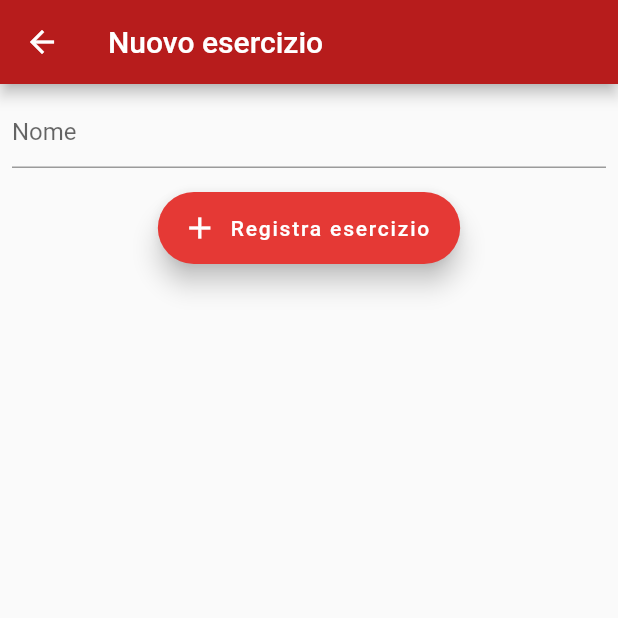
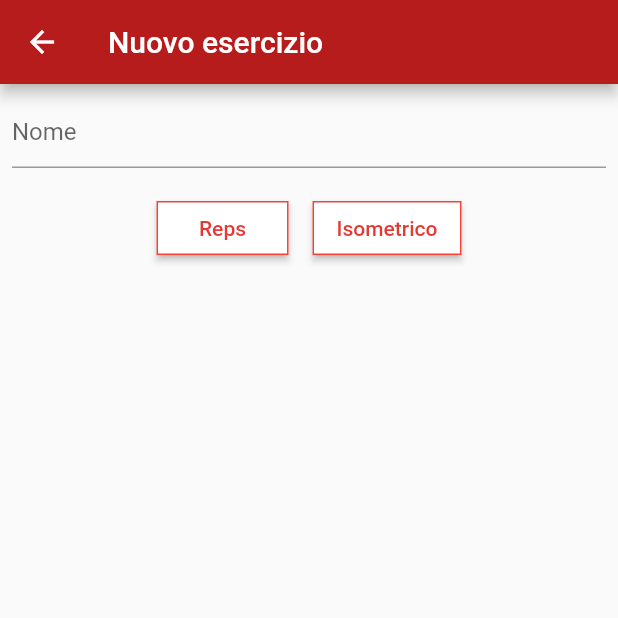
Before and after one commit to Tom1380/Pale, a Flutter app: the ExercisesPage screen opened directly, after a tap on the "add" icon, on a phone screen of 412 x 824 dp, the top half of it. Run offline on Flutter 3.47's test engine with Material 2 defaults, Android fonts, the phone set to English and light mode, and no system bars; our stand-ins replace sqflite; missing offline and left inert: flappy_search_bar; accounts and stored records are empty.

Commit message:
Added buttons to choose whether an exercise has reps or is isometric.

```diff
--- a/lib/ExercisesPage/ExercisesPage.dart
+++ b/lib/ExercisesPage/ExercisesPage.dart
@@ -54,7 +54,7 @@ class _ExercisesPageState extends State<ExercisesPage> {
                 child: ListTile(
                   title: Text(exercise.name),
                   subtitle: Text(
-                    exercise.type,
+                    exercise.type == 0 ? "A ripetizioni" : "Isometrico",
                     style: TextStyle(
                       color: Theme.of(context).accentColor,
                     ),
@@ -111,7 +111,7 @@ class _ExercisesPageState extends State<ExercisesPage> {
 class Exercise {
   final int id;
   final String name;
-  final String type;
+  final int type;
 
   Exercise({this.id, this.name, this.type});
 
--- a/lib/ExercisesPage/NewExercisePage.dart
+++ b/lib/ExercisesPage/NewExercisePage.dart
@@ -6,6 +6,7 @@ import 'ExercisesPage.dart';
 class NewExercisePage extends StatefulWidget {
   final Future<Database> futureDB;
   final bool isPicker;
+  int repsOrIsometricChoice;
   NewExercisePage(
     this.futureDB, {
     @required this.isPicker,
@@ -18,16 +19,10 @@ class _NewExercisePageState extends State<NewExercisePage> {
   final myController = TextEditingController();
   @override
   Widget build(BuildContext context) {
-    return Scaffold(
-      appBar: AppBar(
-        title: Text('Nuovo esercizio'),
-      ),
-      body: Padding(
-        padding: const EdgeInsets.all(8),
-        child: Column(
-          children: [
+    List<Widget> columnChildren = [
       TextField(
         controller: myController,
+        onChanged: (text) => setState(() {}),
         decoration: InputDecoration(
           hintText: 'Nome',
         ),
@@ -36,6 +31,31 @@ class _NewExercisePageState extends State<NewExercisePage> {
       Padding(
         padding: EdgeInsets.all(8),
       ),
+      Row(
+        mainAxisAlignment: MainAxisAlignment.center,
+        children: [
+          RepsOrIsometricButtons(
+            'Reps',
+            selected: widget.repsOrIsometricChoice == 0,
+            onPressed: () => setState(() => widget.repsOrIsometricChoice = 0),
+          ),
+          Padding(
+            padding: EdgeInsets.all(8),
+          ),
+          RepsOrIsometricButtons(
+            'Isometrico',
+            selected: widget.repsOrIsometricChoice == 1,
+            onPressed: () => setState(() => widget.repsOrIsometricChoice = 1),
+          ),
+        ],
+      ),
+      Padding(
+        padding: EdgeInsets.all(8),
+      ),
+    ];
+
+    if (myController.text != "" && widget.repsOrIsometricChoice != null) {
+      columnChildren.add(
         FloatingActionButton.extended(
           onPressed: () async {
             final Database db = await widget.futureDB;
@@ -43,7 +63,7 @@ class _NewExercisePageState extends State<NewExercisePage> {
               'exercises',
               Exercise(
                 name: myController.text,
-                    type: 'Ripetizioni con peso',
+                type: widget.repsOrIsometricChoice,
               ).toMap(),
               conflictAlgorithm: ConflictAlgorithm.fail,
             );
@@ -55,7 +75,17 @@ class _NewExercisePageState extends State<NewExercisePage> {
           icon: Icon(Icons.add),
           label: Text('Registra esercizio'),
         ),
-          ],
+      );
+    }
+
+    return Scaffold(
+      appBar: AppBar(
+        title: Text('Nuovo esercizio'),
+      ),
+      body: Padding(
+        padding: const EdgeInsets.all(8),
+        child: Column(
+          children: columnChildren,
         ),
       ),
     );
@@ -69,3 +99,38 @@ class _NewExercisePageState extends State<NewExercisePage> {
     super.dispose();
   }
 }
+
+class RepsOrIsometricButtons extends StatefulWidget {
+  String string;
+  bool selected;
+  void Function() onPressed;
+  RepsOrIsometricButtons(
+    this.string, {
+    @required this.selected,
+    @required this.onPressed,
+  });
+  @override
+  _RepsOrIsometricButtonsState createState() => _RepsOrIsometricButtonsState();
+}
+
+class _RepsOrIsometricButtonsState extends State<RepsOrIsometricButtons> {
+  @override
+  Widget build(BuildContext context) {
+    return RaisedButton(
+      splashColor: Theme.of(context).accentColor,
+      color: Colors.white,
+      disabledColor: Theme.of(context).accentColor,
+      child: Text(
+        widget.string,
+        style: TextStyle(
+          color: widget.selected ? Colors.white : Theme.of(context).accentColor,
+        ),
+      ),
+      onPressed: widget.selected ? null : () => widget.onPressed(),
+      shape: RoundedRectangleBorder(
+        borderRadius: BorderRadius.circular(0.0),
+        side: BorderSide(color: Colors.red),
+      ),
+    );
+  }
+}
--- a/lib/db.dart
+++ b/lib/db.dart
@@ -9,14 +9,8 @@ Future<Database> DBConnection() async {
         'pale',
       ),
       onCreate: (db, version) async {
-        // TODO type shoud not be text, but instead an enum. Possible values should be (I think):
-        // Bodyweight reps
-        // Weighted reps
-        // Bodyweight isometric
-        // Weighted isometric
-        // They all have sets!
         await db.execute(
-          "CREATE TABLE exercises (id INTEGER PRIMARY KEY, name TEXT UNIQUE, type TEXT)",
+          "CREATE TABLE exercises (id INTEGER PRIMARY KEY, name TEXT UNIQUE, type INTEGER)",
         );
         await db.execute(
           "CREATE TABLE workout_program_days (id INTEGER PRIMARY KEY, name TEXT UNIQUE)",
```
Lines whose indentation alone changed are shown as unchanged.
